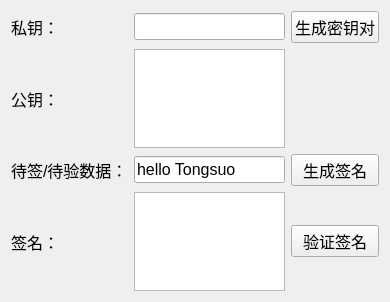
Qt form sm2signverify.ui (Tongsuo-Project/tsapp) before a commit.
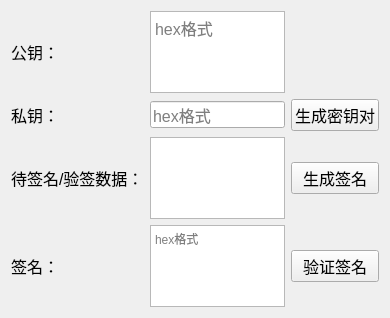
The same form after that commit.

The edit to the form file:
```diff
--- a/sm2signverify.ui
+++ b/sm2signverify.ui
@@ -7,13 +7,39 @@
     <x>0</x>
     <y>0</y>
     <width>390</width>
-    <height>302</height>
+    <height>318</height>
    </rect>
   </property>
   <property name="windowTitle">
    <string>Form</string>
   </property>
+  <layout class="QVBoxLayout" name="verticalLayout">
+   <item>
   <layout class="QGridLayout" name="gridLayout">
+     <item row="2" column="0">
+      <widget class="QLabel" name="label_3">
+       <property name="font">
+        <font>
+         <pointsize>12</pointsize>
+        </font>
+       </property>
+       <property name="text">
+        <string>待签名/验签数据：</string>
+       </property>
+      </widget>
+     </item>
+     <item row="1" column="2">
+      <widget class="QPushButton" name="pushButtonGenKey">
+       <property name="font">
+        <font>
+         <pointsize>12</pointsize>
+        </font>
+       </property>
+       <property name="text">
+        <string>生成密钥对</string>
+       </property>
+      </widget>
+     </item>
    <item row="1" column="0">
     <widget class="QLabel" name="label_2">
      <property name="font">
@@ -22,41 +48,19 @@
       </font>
      </property>
      <property name="text">
-      <string>公钥：</string>
+        <string>私钥：</string>
      </property>
     </widget>
    </item>
-   <item row="1" column="1">
+     <item row="0" column="1">
     <widget class="QPlainTextEdit" name="plainTextEditPubKey">
      <property name="font">
       <font>
        <pointsize>12</pointsize>
       </font>
      </property>
-    </widget>
-   </item>
-   <item row="2" column="1">
-    <spacer name="verticalSpacer">
-     <property name="orientation">
-      <enum>Qt::Vertical</enum>
-     </property>
-     <property name="sizeHint" stdset="0">
-      <size>
-       <width>20</width>
-       <height>40</height>
-      </size>
-     </property>
-    </spacer>
-   </item>
-   <item row="4" column="2">
-    <widget class="QPushButton" name="pushButtonVerify">
-     <property name="font">
-      <font>
-       <pointsize>12</pointsize>
-      </font>
-     </property>
-     <property name="text">
-      <string>验证签名</string>
+       <property name="placeholderText">
+        <string>hex格式</string>
      </property>
     </widget>
    </item>
@@ -68,23 +72,23 @@
       </font>
      </property>
      <property name="text">
-      <string>私钥：</string>
+        <string>公钥：</string>
      </property>
     </widget>
    </item>
-   <item row="3" column="2">
-    <widget class="QPushButton" name="pushButtonSign">
+     <item row="1" column="1">
+      <widget class="QLineEdit" name="lineEditPriKey">
      <property name="font">
       <font>
        <pointsize>12</pointsize>
       </font>
      </property>
-     <property name="text">
-      <string>生成签名</string>
+       <property name="placeholderText">
+        <string>hex格式</string>
      </property>
     </widget>
    </item>
-   <item row="4" column="0">
+     <item row="3" column="0">
     <widget class="QLabel" name="label_5">
      <property name="font">
       <font>
@@ -96,59 +100,41 @@
      </property>
     </widget>
    </item>
+     <item row="2" column="2">
+      <widget class="QPushButton" name="pushButtonSign">
+       <property name="font">
+        <font>
+         <pointsize>12</pointsize>
+        </font>
+       </property>
+       <property name="text">
+        <string>生成签名</string>
+       </property>
+      </widget>
+     </item>
+     <item row="3" column="2">
+      <widget class="QPushButton" name="pushButtonVerify">
+       <property name="font">
+        <font>
+         <pointsize>12</pointsize>
+        </font>
+       </property>
+       <property name="text">
+        <string>验证签名</string>
+       </property>
+      </widget>
+     </item>
+     <item row="2" column="1">
+      <widget class="QTextEdit" name="textEditData"/>
+     </item>
    <item row="3" column="1">
-    <widget class="QLineEdit" name="lineEditInput">
-     <property name="font">
-      <font>
-       <pointsize>12</pointsize>
-      </font>
-     </property>
-     <property name="text">
-      <string>hello Tongsuo</string>
-     </property>
-    </widget>
-   </item>
-   <item row="0" column="1">
-    <widget class="QLineEdit" name="lineEditPriKey">
-     <property name="font">
-      <font>
-       <pointsize>12</pointsize>
-      </font>
-     </property>
-    </widget>
-   </item>
-   <item row="3" column="0">
-    <widget class="QLabel" name="label_3">
-     <property name="font">
-      <font>
-       <pointsize>12</pointsize>
-      </font>
-     </property>
-     <property name="text">
-      <string>待签/待验数据：</string>
-     </property>
-    </widget>
-   </item>
-   <item row="4" column="1">
-    <widget class="QPlainTextEdit" name="plainTextEditOutput">
-     <property name="font">
-      <font>
-       <pointsize>12</pointsize>
-      </font>
-     </property>
-    </widget>
-   </item>
-   <item row="0" column="2">
-    <widget class="QPushButton" name="pushButtonGenKey">
-     <property name="font">
-      <font>
-       <pointsize>12</pointsize>
-      </font>
-     </property>
-     <property name="text">
-      <string>生成密钥对</string>
-     </property>
-    </widget>
+      <widget class="QPlainTextEdit" name="plainTextEditSign">
+       <property name="placeholderText">
+        <string>hex格式</string>
+       </property>
+      </widget>
+     </item>
+    </layout>
    </item>
   </layout>
  </widget>
```
Lines whose indentation alone changed are shown as unchanged.
